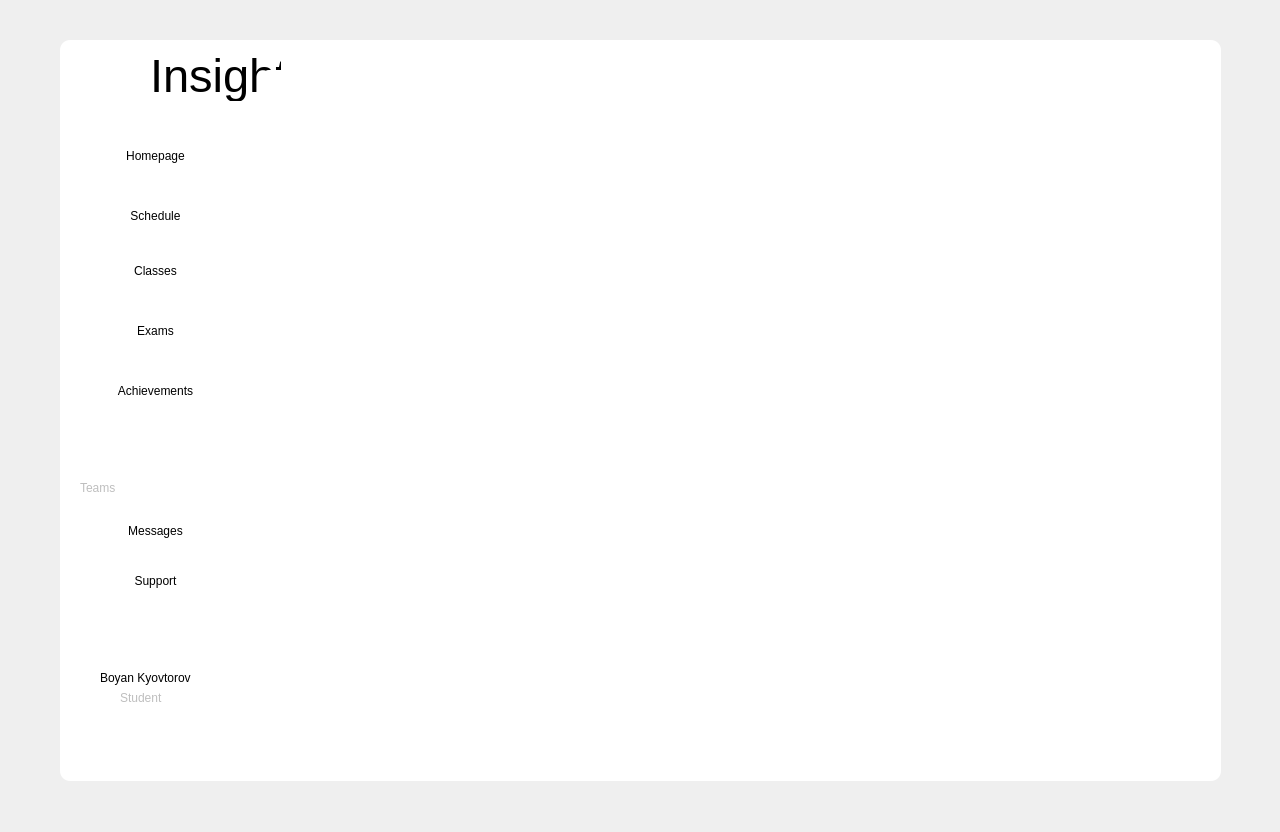
codingburgas/school-project-assignment-insight, file mainwindow.ui: the form before one commit.
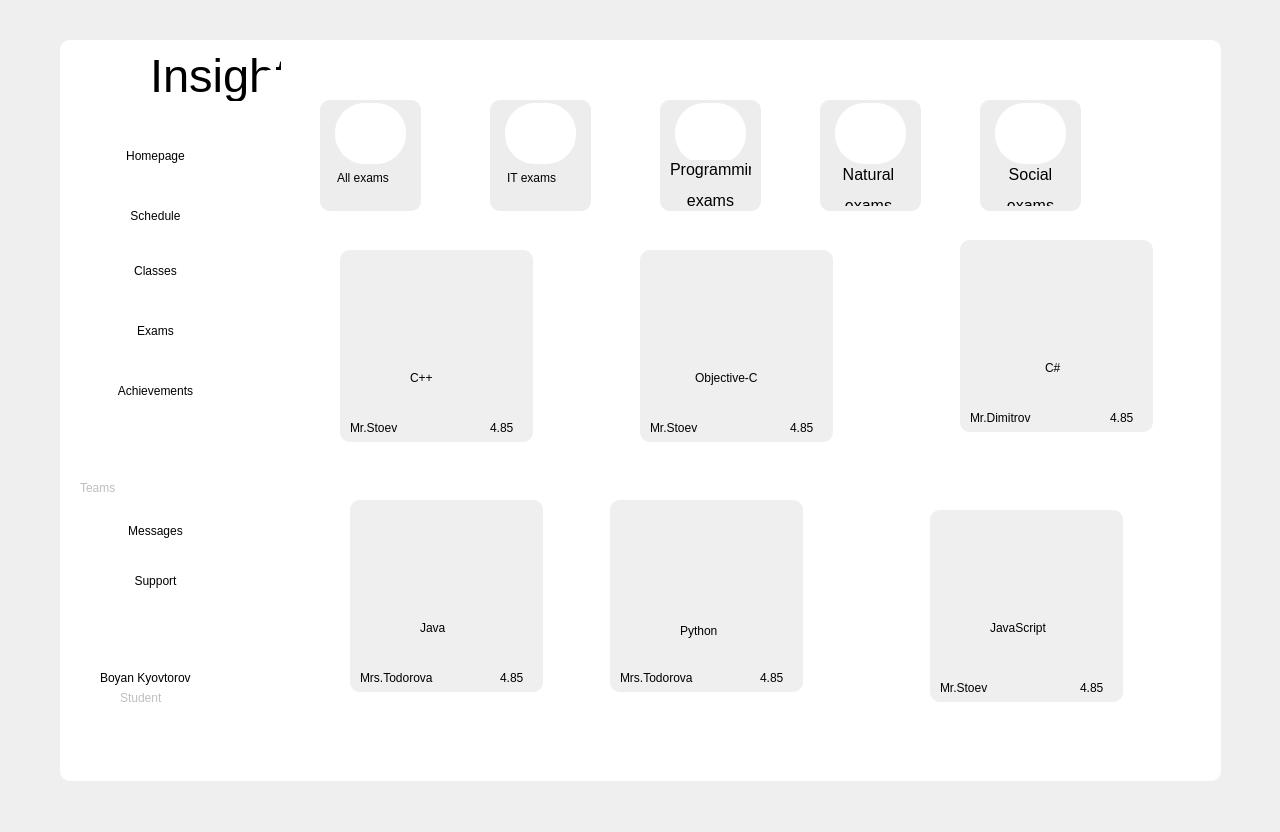
The form after the commit. The open tabs and pages were chosen to show the change. Icons and pictures are not drawn.

Commit message: Design exams page

```diff
--- a/mainwindow.ui
+++ b/mainwindow.ui
@@ -2284,7 +2284,1093 @@
       <widget class="QWidget" name="ExcelSpec_course"/>
      </widget>
     </widget>
-    <widget class="QWidget" name="Exams"/>
+    <widget class="QWidget" name="Exams">
+     <widget class="QStackedWidget" name="Exams_SW">
+      <property name="geometry">
+       <rect>
+        <x>20</x>
+        <y>10</y>
+        <width>931</width>
+        <height>671</height>
+       </rect>
+      </property>
+      <widget class="QWidget" name="AllCourses_5"/>
+      <widget class="QWidget" name="ITCourses_5">
+       <widget class="QWidget" name="widget_119" native="true">
+        <property name="geometry">
+         <rect>
+          <x>40</x>
+          <y>40</y>
+          <width>193</width>
+          <height>192</height>
+         </rect>
+        </property>
+        <property name="styleSheet">
+         <string notr="true">background-color:#EFEFEF;
+border-radius:10px;</string>
+        </property>
+        <widget class="QWidget" name="widget_120" native="true">
+         <property name="geometry">
+          <rect>
+           <x>20</x>
+           <y>10</y>
+           <width>154</width>
+           <height>101</height>
+          </rect>
+         </property>
+         <property name="styleSheet">
+          <string notr="true">image: url(:/Resources/Images/image 28.png);</string>
+         </property>
+        </widget>
+        <widget class="QLabel" name="label_208">
+         <property name="geometry">
+          <rect>
+           <x>50</x>
+           <y>140</y>
+           <width>111</width>
+           <height>16</height>
+          </rect>
+         </property>
+         <property name="styleSheet">
+          <string notr="true">color:black;</string>
+         </property>
+         <property name="text">
+          <string>Excel Specialist</string>
+         </property>
+        </widget>
+       </widget>
+       <widget class="QWidget" name="widget_121" native="true">
+        <property name="geometry">
+         <rect>
+          <x>360</x>
+          <y>40</y>
+          <width>193</width>
+          <height>192</height>
+         </rect>
+        </property>
+        <property name="styleSheet">
+         <string notr="true">background-color:#EFEFEF;
+border-radius:10px;</string>
+        </property>
+        <widget class="QWidget" name="widget_122" native="true">
+         <property name="geometry">
+          <rect>
+           <x>20</x>
+           <y>10</y>
+           <width>154</width>
+           <height>101</height>
+          </rect>
+         </property>
+         <property name="styleSheet">
+          <string notr="true">image: url(:/Resources/Images/image 28.png);</string>
+         </property>
+        </widget>
+        <widget class="QLabel" name="label_212">
+         <property name="geometry">
+          <rect>
+           <x>50</x>
+           <y>140</y>
+           <width>111</width>
+           <height>16</height>
+          </rect>
+         </property>
+         <property name="styleSheet">
+          <string notr="true">color:black;</string>
+         </property>
+         <property name="text">
+          <string>Excel Expert</string>
+         </property>
+        </widget>
+       </widget>
+       <widget class="QWidget" name="widget_123" native="true">
+        <property name="geometry">
+         <rect>
+          <x>670</x>
+          <y>40</y>
+          <width>193</width>
+          <height>192</height>
+         </rect>
+        </property>
+        <property name="styleSheet">
+         <string notr="true">background-color:#EFEFEF;
+border-radius:10px;</string>
+        </property>
+        <widget class="QWidget" name="widget_124" native="true">
+         <property name="geometry">
+          <rect>
+           <x>20</x>
+           <y>10</y>
+           <width>154</width>
+           <height>101</height>
+          </rect>
+         </property>
+         <property name="styleSheet">
+          <string notr="true">image: url(:/Resources/Images/image 31.png);</string>
+         </property>
+        </widget>
+        <widget class="QLabel" name="label_216">
+         <property name="geometry">
+          <rect>
+           <x>50</x>
+           <y>140</y>
+           <width>111</width>
+           <height>16</height>
+          </rect>
+         </property>
+         <property name="styleSheet">
+          <string notr="true">color:black;</string>
+         </property>
+         <property name="text">
+          <string>Word Specialist</string>
+         </property>
+        </widget>
+       </widget>
+       <widget class="QWidget" name="widget_125" native="true">
+        <property name="geometry">
+         <rect>
+          <x>40</x>
+          <y>300</y>
+          <width>193</width>
+          <height>192</height>
+         </rect>
+        </property>
+        <property name="styleSheet">
+         <string notr="true">background-color:#EFEFEF;
+border-radius:10px;</string>
+        </property>
+        <widget class="QWidget" name="widget_126" native="true">
+         <property name="geometry">
+          <rect>
+           <x>20</x>
+           <y>10</y>
+           <width>154</width>
+           <height>101</height>
+          </rect>
+         </property>
+         <property name="styleSheet">
+          <string notr="true">image: url(:/Resources/Images/image 31.png);</string>
+         </property>
+        </widget>
+        <widget class="QLabel" name="label_220">
+         <property name="geometry">
+          <rect>
+           <x>50</x>
+           <y>140</y>
+           <width>111</width>
+           <height>16</height>
+          </rect>
+         </property>
+         <property name="styleSheet">
+          <string notr="true">color:black;</string>
+         </property>
+         <property name="text">
+          <string>Word Expert</string>
+         </property>
+        </widget>
+       </widget>
+       <widget class="QWidget" name="widget_127" native="true">
+        <property name="geometry">
+         <rect>
+          <x>350</x>
+          <y>310</y>
+          <width>193</width>
+          <height>192</height>
+         </rect>
+        </property>
+        <property name="styleSheet">
+         <string notr="true">background-color:#EFEFEF;
+border-radius:10px;</string>
+        </property>
+        <widget class="QWidget" name="widget_128" native="true">
+         <property name="geometry">
+          <rect>
+           <x>0</x>
+           <y>0</y>
+           <width>181</width>
+           <height>131</height>
+          </rect>
+         </property>
+         <property name="styleSheet">
+          <string notr="true">image: url(:/Resources/Images/image 30.png);</string>
+         </property>
+        </widget>
+        <widget class="QLabel" name="label_224">
+         <property name="geometry">
+          <rect>
+           <x>50</x>
+           <y>140</y>
+           <width>111</width>
+           <height>16</height>
+          </rect>
+         </property>
+         <property name="styleSheet">
+          <string notr="true">color:black;</string>
+         </property>
+         <property name="text">
+          <string>IT Essentials</string>
+         </property>
+        </widget>
+       </widget>
+       <widget class="QWidget" name="ItCourses_5" native="true">
+        <property name="geometry">
+         <rect>
+          <x>670</x>
+          <y>320</y>
+          <width>193</width>
+          <height>192</height>
+         </rect>
+        </property>
+        <property name="styleSheet">
+         <string notr="true">background-color:#EFEFEF;
+border-radius:10px;</string>
+        </property>
+        <widget class="QWidget" name="widget_129" native="true">
+         <property name="geometry">
+          <rect>
+           <x>20</x>
+           <y>10</y>
+           <width>154</width>
+           <height>101</height>
+          </rect>
+         </property>
+         <property name="styleSheet">
+          <string notr="true">image: url(:/Resources/Images/image 29.png);</string>
+         </property>
+        </widget>
+        <widget class="QLabel" name="label_228">
+         <property name="geometry">
+          <rect>
+           <x>30</x>
+           <y>140</y>
+           <width>161</width>
+           <height>16</height>
+          </rect>
+         </property>
+         <property name="styleSheet">
+          <string notr="true">color:black;</string>
+         </property>
+         <property name="text">
+          <string>Database Fundamentals</string>
+         </property>
+        </widget>
+       </widget>
+      </widget>
+      <widget class="QWidget" name="Programming_5">
+       <widget class="QWidget" name="widget_130" native="true">
+        <property name="geometry">
+         <rect>
+          <x>70</x>
+          <y>420</y>
+          <width>193</width>
+          <height>192</height>
+         </rect>
+        </property>
+        <property name="styleSheet">
+         <string notr="true">background-color:#EFEFEF;
+border-radius:10px;</string>
+        </property>
+        <widget class="QWidget" name="widget_131" native="true">
+         <property name="geometry">
+          <rect>
+           <x>20</x>
+           <y>10</y>
+           <width>154</width>
+           <height>101</height>
+          </rect>
+         </property>
+         <property name="styleSheet">
+          <string notr="true">image: url(:/Resources/Images/Java.png);
+border-radius:10px;</string>
+         </property>
+        </widget>
+        <widget class="QLabel" name="label_232">
+         <property name="geometry">
+          <rect>
+           <x>70</x>
+           <y>120</y>
+           <width>41</width>
+           <height>16</height>
+          </rect>
+         </property>
+         <property name="styleSheet">
+          <string notr="true">color:black;</string>
+         </property>
+         <property name="text">
+          <string>Java</string>
+         </property>
+        </widget>
+        <widget class="QLabel" name="label_233">
+         <property name="geometry">
+          <rect>
+           <x>10</x>
+           <y>170</y>
+           <width>81</width>
+           <height>16</height>
+          </rect>
+         </property>
+         <property name="styleSheet">
+          <string notr="true">color:black;</string>
+         </property>
+         <property name="text">
+          <string>Mrs.Todorova</string>
+         </property>
+        </widget>
+        <widget class="QLabel" name="label_234">
+         <property name="geometry">
+          <rect>
+           <x>150</x>
+           <y>170</y>
+           <width>31</width>
+           <height>16</height>
+          </rect>
+         </property>
+         <property name="styleSheet">
+          <string notr="true">color:black;</string>
+         </property>
+         <property name="text">
+          <string>4.85</string>
+         </property>
+        </widget>
+        <widget class="QLabel" name="label_235">
+         <property name="geometry">
+          <rect>
+           <x>117</x>
+           <y>167</y>
+           <width>31</width>
+           <height>21</height>
+          </rect>
+         </property>
+         <property name="styleSheet">
+          <string notr="true">image: url(:/Resources/Images/icons/Star.png);</string>
+         </property>
+         <property name="text">
+          <string/>
+         </property>
+        </widget>
+       </widget>
+       <widget class="QWidget" name="widget_132" native="true">
+        <property name="geometry">
+         <rect>
+          <x>60</x>
+          <y>170</y>
+          <width>193</width>
+          <height>192</height>
+         </rect>
+        </property>
+        <property name="styleSheet">
+         <string notr="true">background-color:#EFEFEF;
+border-radius:10px;</string>
+        </property>
+        <widget class="QWidget" name="widget_133" native="true">
+         <property name="geometry">
+          <rect>
+           <x>10</x>
+           <y>0</y>
+           <width>171</width>
+           <height>131</height>
+          </rect>
+         </property>
+         <property name="styleSheet">
+          <string notr="true">image: url(:/Resources/Images/cpp.png);</string>
+         </property>
+        </widget>
+        <widget class="QLabel" name="label_236">
+         <property name="geometry">
+          <rect>
+           <x>70</x>
+           <y>120</y>
+           <width>41</width>
+           <height>16</height>
+          </rect>
+         </property>
+         <property name="styleSheet">
+          <string notr="true">color:black;</string>
+         </property>
+         <property name="text">
+          <string>C++</string>
+         </property>
+        </widget>
+        <widget class="QLabel" name="label_237">
+         <property name="geometry">
+          <rect>
+           <x>10</x>
+           <y>170</y>
+           <width>58</width>
+           <height>16</height>
+          </rect>
+         </property>
+         <property name="styleSheet">
+          <string notr="true">color:black;</string>
+         </property>
+         <property name="text">
+          <string>Mr.Stoev</string>
+         </property>
+        </widget>
+        <widget class="QLabel" name="label_238">
+         <property name="geometry">
+          <rect>
+           <x>150</x>
+           <y>170</y>
+           <width>31</width>
+           <height>16</height>
+          </rect>
+         </property>
+         <property name="styleSheet">
+          <string notr="true">color:black;</string>
+         </property>
+         <property name="text">
+          <string>4.85</string>
+         </property>
+        </widget>
+        <widget class="QLabel" name="label_239">
+         <property name="geometry">
+          <rect>
+           <x>117</x>
+           <y>167</y>
+           <width>31</width>
+           <height>21</height>
+          </rect>
+         </property>
+         <property name="styleSheet">
+          <string notr="true">image: url(:/Resources/Images/icons/Star.png);</string>
+         </property>
+         <property name="text">
+          <string/>
+         </property>
+        </widget>
+       </widget>
+       <widget class="QWidget" name="widget_134" native="true">
+        <property name="geometry">
+         <rect>
+          <x>680</x>
+          <y>160</y>
+          <width>193</width>
+          <height>192</height>
+         </rect>
+        </property>
+        <property name="styleSheet">
+         <string notr="true">background-color:#EFEFEF;
+border-radius:10px;</string>
+        </property>
+        <widget class="QWidget" name="widget_135" native="true">
+         <property name="geometry">
+          <rect>
+           <x>20</x>
+           <y>10</y>
+           <width>154</width>
+           <height>101</height>
+          </rect>
+         </property>
+         <property name="styleSheet">
+          <string notr="true">image: url(:/Resources/Images/Csharp .png);</string>
+         </property>
+        </widget>
+        <widget class="QLabel" name="label_240">
+         <property name="geometry">
+          <rect>
+           <x>85</x>
+           <y>120</y>
+           <width>31</width>
+           <height>16</height>
+          </rect>
+         </property>
+         <property name="styleSheet">
+          <string notr="true">color:black;</string>
+         </property>
+         <property name="text">
+          <string>C#</string>
+         </property>
+        </widget>
+        <widget class="QLabel" name="label_241">
+         <property name="geometry">
+          <rect>
+           <x>10</x>
+           <y>170</y>
+           <width>71</width>
+           <height>16</height>
+          </rect>
+         </property>
+         <property name="styleSheet">
+          <string notr="true">color:black;</string>
+         </property>
+         <property name="text">
+          <string>Mr.Dimitrov</string>
+         </property>
+        </widget>
+        <widget class="QLabel" name="label_242">
+         <property name="geometry">
+          <rect>
+           <x>150</x>
+           <y>170</y>
+           <width>31</width>
+           <height>16</height>
+          </rect>
+         </property>
+         <property name="styleSheet">
+          <string notr="true">color:black;</string>
+         </property>
+         <property name="text">
+          <string>4.85</string>
+         </property>
+        </widget>
+        <widget class="QLabel" name="label_243">
+         <property name="geometry">
+          <rect>
+           <x>117</x>
+           <y>167</y>
+           <width>31</width>
+           <height>21</height>
+          </rect>
+         </property>
+         <property name="styleSheet">
+          <string notr="true">image: url(:/Resources/Images/icons/Star.png);</string>
+         </property>
+         <property name="text">
+          <string/>
+         </property>
+        </widget>
+       </widget>
+       <widget class="QWidget" name="widget_136" native="true">
+        <property name="geometry">
+         <rect>
+          <x>360</x>
+          <y>170</y>
+          <width>193</width>
+          <height>192</height>
+         </rect>
+        </property>
+        <property name="styleSheet">
+         <string notr="true">background-color:#EFEFEF;
+border-radius:10px;</string>
+        </property>
+        <widget class="QWidget" name="widget_137" native="true">
+         <property name="geometry">
+          <rect>
+           <x>20</x>
+           <y>10</y>
+           <width>154</width>
+           <height>101</height>
+          </rect>
+         </property>
+         <property name="styleSheet">
+          <string notr="true">image: url(:/Resources/Images/c.png);</string>
+         </property>
+        </widget>
+        <widget class="QLabel" name="label_244">
+         <property name="geometry">
+          <rect>
+           <x>55</x>
+           <y>120</y>
+           <width>111</width>
+           <height>16</height>
+          </rect>
+         </property>
+         <property name="styleSheet">
+          <string notr="true">color:black;</string>
+         </property>
+         <property name="text">
+          <string>Objective-C</string>
+         </property>
+        </widget>
+        <widget class="QLabel" name="label_245">
+         <property name="geometry">
+          <rect>
+           <x>10</x>
+           <y>170</y>
+           <width>58</width>
+           <height>16</height>
+          </rect>
+         </property>
+         <property name="styleSheet">
+          <string notr="true">color:black;</string>
+         </property>
+         <property name="text">
+          <string>Mr.Stoev</string>
+         </property>
+        </widget>
+        <widget class="QLabel" name="label_246">
+         <property name="geometry">
+          <rect>
+           <x>150</x>
+           <y>170</y>
+           <width>31</width>
+           <height>16</height>
+          </rect>
+         </property>
+         <property name="styleSheet">
+          <string notr="true">color:black;</string>
+         </property>
+         <property name="text">
+          <string>4.85</string>
+         </property>
+        </widget>
+        <widget class="QLabel" name="label_247">
+         <property name="geometry">
+          <rect>
+           <x>117</x>
+           <y>167</y>
+           <width>31</width>
+           <height>21</height>
+          </rect>
+         </property>
+         <property name="styleSheet">
+          <string notr="true">image: url(:/Resources/Images/icons/Star.png);</string>
+         </property>
+         <property name="text">
+          <string/>
+         </property>
+        </widget>
+       </widget>
+       <widget class="QWidget" name="widget_138" native="true">
+        <property name="geometry">
+         <rect>
+          <x>650</x>
+          <y>430</y>
+          <width>193</width>
+          <height>192</height>
+         </rect>
+        </property>
+        <property name="styleSheet">
+         <string notr="true">background-color:#EFEFEF;
+border-radius:10px;</string>
+        </property>
+        <widget class="QWidget" name="widget_139" native="true">
+         <property name="geometry">
+          <rect>
+           <x>20</x>
+           <y>10</y>
+           <width>154</width>
+           <height>101</height>
+          </rect>
+         </property>
+         <property name="styleSheet">
+          <string notr="true">image: url(:/Resources/Images/javascript.png);</string>
+         </property>
+        </widget>
+        <widget class="QLabel" name="label_248">
+         <property name="geometry">
+          <rect>
+           <x>60</x>
+           <y>110</y>
+           <width>71</width>
+           <height>16</height>
+          </rect>
+         </property>
+         <property name="styleSheet">
+          <string notr="true">color:black;</string>
+         </property>
+         <property name="text">
+          <string>JavaScript</string>
+         </property>
+        </widget>
+        <widget class="QLabel" name="label_249">
+         <property name="geometry">
+          <rect>
+           <x>10</x>
+           <y>170</y>
+           <width>58</width>
+           <height>16</height>
+          </rect>
+         </property>
+         <property name="styleSheet">
+          <string notr="true">color:black;</string>
+         </property>
+         <property name="text">
+          <string>Mr.Stoev</string>
+         </property>
+        </widget>
+        <widget class="QLabel" name="label_250">
+         <property name="geometry">
+          <rect>
+           <x>150</x>
+           <y>170</y>
+           <width>31</width>
+           <height>16</height>
+          </rect>
+         </property>
+         <property name="styleSheet">
+          <string notr="true">color:black;</string>
+         </property>
+         <property name="text">
+          <string>4.85</string>
+         </property>
+        </widget>
+        <widget class="QLabel" name="label_251">
+         <property name="geometry">
+          <rect>
+           <x>117</x>
+           <y>167</y>
+           <width>31</width>
+           <height>21</height>
+          </rect>
+         </property>
+         <property name="styleSheet">
+          <string notr="true">image: url(:/Resources/Images/icons/Star.png);</string>
+         </property>
+         <property name="text">
+          <string/>
+         </property>
+        </widget>
+       </widget>
+       <widget class="QWidget" name="widget_140" native="true">
+        <property name="geometry">
+         <rect>
+          <x>330</x>
+          <y>420</y>
+          <width>193</width>
+          <height>192</height>
+         </rect>
+        </property>
+        <property name="styleSheet">
+         <string notr="true">background-color:#EFEFEF;
+border-radius:10px;</string>
+        </property>
+        <widget class="QWidget" name="widget_141" native="true">
+         <property name="geometry">
+          <rect>
+           <x>10</x>
+           <y>10</y>
+           <width>181</width>
+           <height>101</height>
+          </rect>
+         </property>
+         <property name="styleSheet">
+          <string notr="true">image: url(:/Resources/Images/python.png);</string>
+         </property>
+        </widget>
+        <widget class="QLabel" name="label_252">
+         <property name="geometry">
+          <rect>
+           <x>10</x>
+           <y>170</y>
+           <width>81</width>
+           <height>16</height>
+          </rect>
+         </property>
+         <property name="styleSheet">
+          <string notr="true">color:black;</string>
+         </property>
+         <property name="text">
+          <string>Mrs.Todorova</string>
+         </property>
+        </widget>
+        <widget class="QLabel" name="label_253">
+         <property name="geometry">
+          <rect>
+           <x>150</x>
+           <y>170</y>
+           <width>31</width>
+           <height>16</height>
+          </rect>
+         </property>
+         <property name="styleSheet">
+          <string notr="true">color:black;</string>
+         </property>
+         <property name="text">
+          <string>4.85</string>
+         </property>
+        </widget>
+        <widget class="QLabel" name="label_254">
+         <property name="geometry">
+          <rect>
+           <x>117</x>
+           <y>167</y>
+           <width>31</width>
+           <height>21</height>
+          </rect>
+         </property>
+         <property name="styleSheet">
+          <string notr="true">image: url(:/Resources/Images/icons/Star.png);</string>
+         </property>
+         <property name="text">
+          <string/>
+         </property>
+        </widget>
+        <widget class="QLabel" name="label_255">
+         <property name="geometry">
+          <rect>
+           <x>70</x>
+           <y>120</y>
+           <width>51</width>
+           <height>21</height>
+          </rect>
+         </property>
+         <property name="styleSheet">
+          <string notr="true">color:black;</string>
+         </property>
+         <property name="text">
+          <string>Python</string>
+         </property>
+        </widget>
+       </widget>
+       <widget class="QWidget" name="widget_71" native="true">
+        <property name="geometry">
+         <rect>
+          <x>380</x>
+          <y>20</y>
+          <width>101</width>
+          <height>111</height>
+         </rect>
+        </property>
+        <property name="styleSheet">
+         <string notr="true">QWidget
+{
+background-color:#EDEDED
+}</string>
+        </property>
+        <widget class="QWidget" name="widget_72" native="true">
+         <property name="geometry">
+          <rect>
+           <x>15</x>
+           <y>3</y>
+           <width>71</width>
+           <height>61</height>
+          </rect>
+         </property>
+         <property name="styleSheet">
+          <string notr="true">QWidget
+{
+background-color:white;
+border-radius:30px;
+	image: url(:/Resources/Images/icons/Student Male.png);
+}</string>
+         </property>
+        </widget>
+        <widget class="QLabel" name="label_111">
+         <property name="geometry">
+          <rect>
+           <x>10</x>
+           <y>60</y>
+           <width>81</width>
+           <height>51</height>
+          </rect>
+         </property>
+         <property name="font">
+          <font>
+           <pointsize>12</pointsize>
+          </font>
+         </property>
+         <property name="styleSheet">
+          <string notr="true">color:black;</string>
+         </property>
+         <property name="text">
+          <string>&lt;html&gt;&lt;head/&gt;&lt;body&gt;&lt;p align=&quot;center&quot;&gt;Programming&lt;/p&gt;&lt;p align=&quot;center&quot;&gt;exams&lt;/p&gt;&lt;/body&gt;&lt;/html&gt;</string>
+         </property>
+        </widget>
+       </widget>
+       <widget class="QWidget" name="widget_66" native="true">
+        <property name="geometry">
+         <rect>
+          <x>210</x>
+          <y>20</y>
+          <width>101</width>
+          <height>111</height>
+         </rect>
+        </property>
+        <property name="styleSheet">
+         <string notr="true">QWidget
+{
+background-color:#EDEDED
+}</string>
+        </property>
+        <widget class="QWidget" name="widget_68" native="true">
+         <property name="geometry">
+          <rect>
+           <x>15</x>
+           <y>3</y>
+           <width>71</width>
+           <height>61</height>
+          </rect>
+         </property>
+         <property name="styleSheet">
+          <string notr="true">QWidget
+{
+background-color:white;
+border-radius:30px;
+	image: url(:/Resources/Images/icons/Student Male.png);
+}</string>
+         </property>
+        </widget>
+        <widget class="QLabel" name="label_109">
+         <property name="geometry">
+          <rect>
+           <x>17</x>
+           <y>70</y>
+           <width>71</width>
+           <height>16</height>
+          </rect>
+         </property>
+         <property name="styleSheet">
+          <string notr="true">color:black;</string>
+         </property>
+         <property name="text">
+          <string>IT exams</string>
+         </property>
+        </widget>
+       </widget>
+       <widget class="QWidget" name="widget_58" native="true">
+        <property name="geometry">
+         <rect>
+          <x>40</x>
+          <y>20</y>
+          <width>101</width>
+          <height>111</height>
+         </rect>
+        </property>
+        <property name="styleSheet">
+         <string notr="true">QWidget
+{
+background-color:#EDEDED
+}</string>
+        </property>
+        <widget class="QWidget" name="widget_60" native="true">
+         <property name="geometry">
+          <rect>
+           <x>15</x>
+           <y>3</y>
+           <width>71</width>
+           <height>61</height>
+          </rect>
+         </property>
+         <property name="styleSheet">
+          <string notr="true">QWidget
+{
+background-color:white;
+border-radius:30px;
+	image: url(:/Resources/Images/icons/Student Male.png);
+}</string>
+         </property>
+        </widget>
+        <widget class="QLabel" name="label_107">
+         <property name="geometry">
+          <rect>
+           <x>17</x>
+           <y>70</y>
+           <width>71</width>
+           <height>16</height>
+          </rect>
+         </property>
+         <property name="styleSheet">
+          <string notr="true">color:black;</string>
+         </property>
+         <property name="text">
+          <string>All exams</string>
+         </property>
+        </widget>
+       </widget>
+       <widget class="QWidget" name="widget_62" native="true">
+        <property name="geometry">
+         <rect>
+          <x>540</x>
+          <y>20</y>
+          <width>101</width>
+          <height>111</height>
+         </rect>
+        </property>
+        <property name="styleSheet">
+         <string notr="true">QWidget
+{
+background-color:#EDEDED
+}</string>
+        </property>
+        <widget class="QWidget" name="widget_64" native="true">
+         <property name="geometry">
+          <rect>
+           <x>15</x>
+           <y>3</y>
+           <width>71</width>
+           <height>61</height>
+          </rect>
+         </property>
+         <property name="styleSheet">
+          <string notr="true">QWidget
+{
+background-color:white;
+border-radius:30px;
+	image: url(:/Resources/Images/icons/Student Male.png);
+}</string>
+         </property>
+        </widget>
+        <widget class="QLabel" name="label_108">
+         <property name="geometry">
+          <rect>
+           <x>13</x>
+           <y>65</y>
+           <width>71</width>
+           <height>41</height>
+          </rect>
+         </property>
+         <property name="font">
+          <font>
+           <pointsize>12</pointsize>
+          </font>
+         </property>
+         <property name="styleSheet">
+          <string notr="true">color:black;</string>
+         </property>
+         <property name="text">
+          <string>&lt;html&gt;&lt;head/&gt;&lt;body&gt;&lt;p align=&quot;center&quot;&gt;Natural&lt;/p&gt;&lt;p align=&quot;center&quot;&gt;exams&lt;/p&gt;&lt;/body&gt;&lt;/html&gt;</string>
+         </property>
+        </widget>
+       </widget>
+       <widget class="QWidget" name="widget_69" native="true">
+        <property name="geometry">
+         <rect>
+          <x>700</x>
+          <y>20</y>
+          <width>101</width>
+          <height>111</height>
+         </rect>
+        </property>
+        <property name="styleSheet">
+         <string notr="true">QWidget
+{
+background-color:#EDEDED
+}</string>
+        </property>
+        <widget class="QWidget" name="widget_70" native="true">
+         <property name="geometry">
+          <rect>
+           <x>15</x>
+           <y>3</y>
+           <width>71</width>
+           <height>61</height>
+          </rect>
+         </property>
+         <property name="styleSheet">
+          <string notr="true">QWidget
+{
+background-color:white;
+border-radius:30px;
+	image: url(:/Resources/Images/icons/Student Male.png);
+}</string>
+         </property>
+        </widget>
+        <widget class="QLabel" name="label_110">
+         <property name="geometry">
+          <rect>
+           <x>15</x>
+           <y>65</y>
+           <width>71</width>
+           <height>41</height>
+          </rect>
+         </property>
+         <property name="font">
+          <font>
+           <pointsize>12</pointsize>
+          </font>
+         </property>
+         <property name="styleSheet">
+          <string notr="true">color:black;</string>
+         </property>
+         <property name="text">
+          <string>&lt;html&gt;&lt;head/&gt;&lt;body&gt;&lt;p align=&quot;center&quot;&gt;Social&lt;/p&gt;&lt;p align=&quot;center&quot;&gt;exams&lt;/p&gt;&lt;/body&gt;&lt;/html&gt;</string>
+         </property>
+        </widget>
+       </widget>
+      </widget>
+     </widget>
+    </widget>
    </widget>
    <zorder>logOut_PB</zorder>
    <zorder>settings_PB</zorder>
```
Left out of the diff: 41 changed lines with no effect on the pictures. The commit also changes 1 other file.
